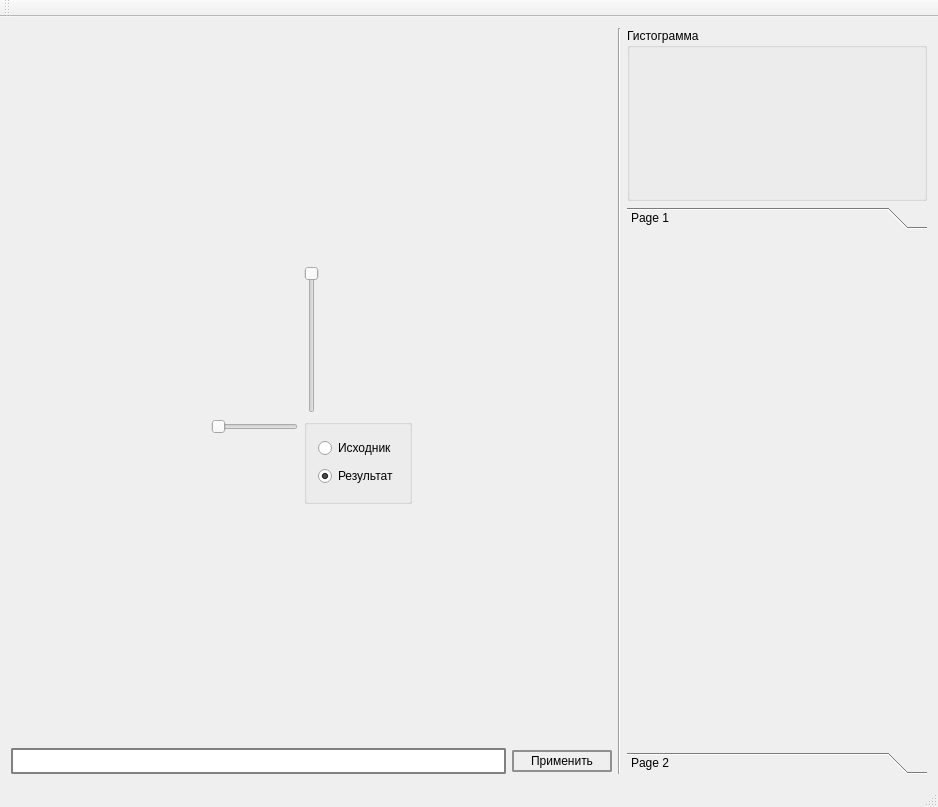
First picture: the form in mainwindow.ui, repository dive155/SmartImage, before the edit.
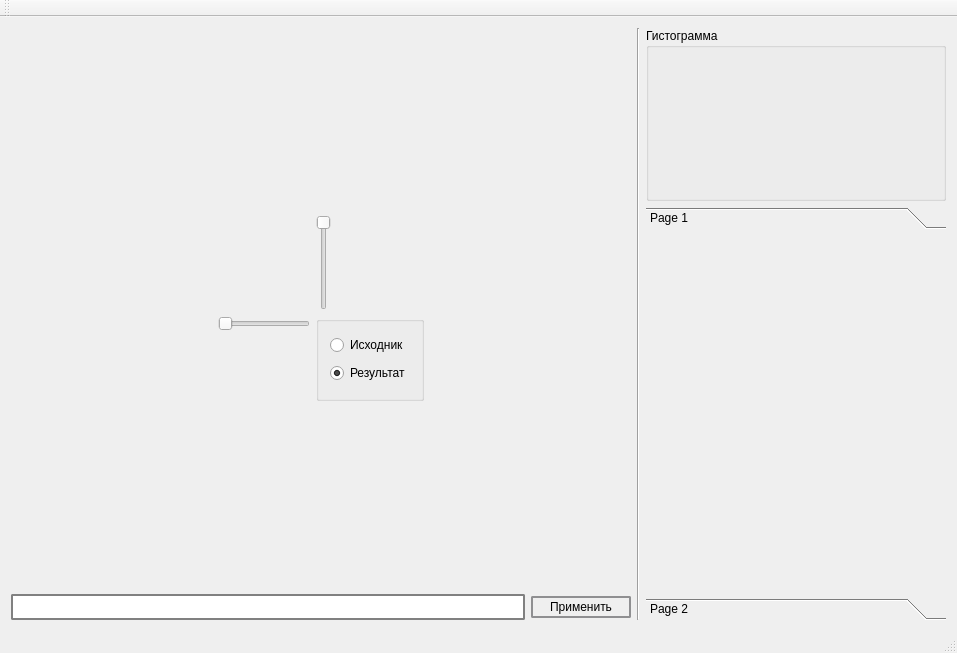
Second picture: the form after the edit. Icons and pictures are not drawn.

Commit message: Added 2 new simple filters, bugfixes, ui tweaks

The edit to the form file:
```diff
--- a/mainwindow.ui
+++ b/mainwindow.ui
@@ -6,8 +6,8 @@
    <rect>
     <x>0</x>
     <y>0</y>
-    <width>938</width>
-    <height>807</height>
+    <width>957</width>
+    <height>653</height>
    </rect>
   </property>
   <property name="windowTitle">
@@ -324,7 +324,7 @@
            <x>0</x>
            <y>0</y>
            <width>300</width>
-           <height>523</height>
+           <height>369</height>
           </rect>
          </property>
          <attribute name="label">
```
Left out of the diff: 6 changed lines with no effect on the pictures. The commit also changes 6 other files.
